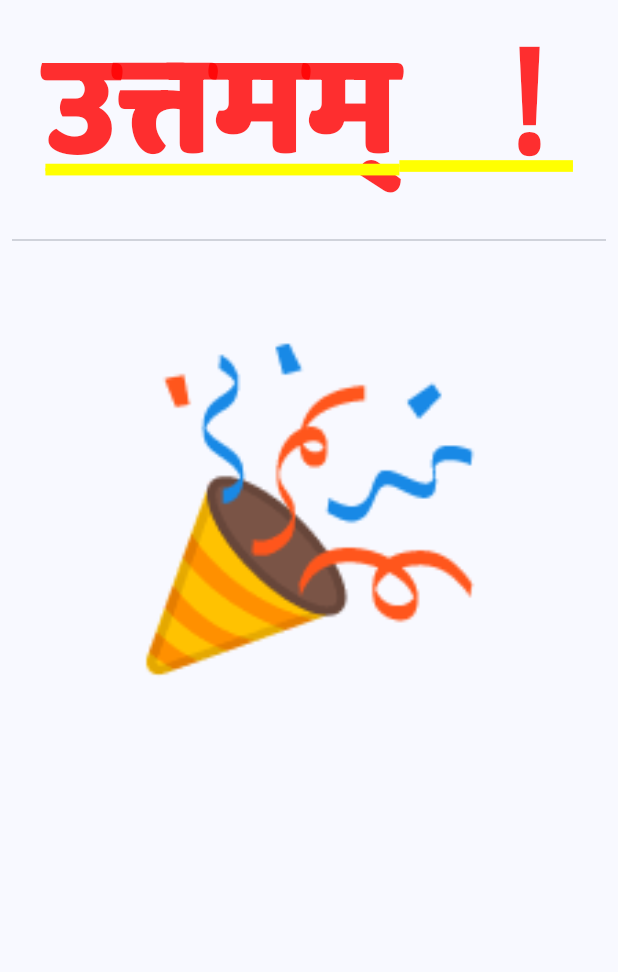
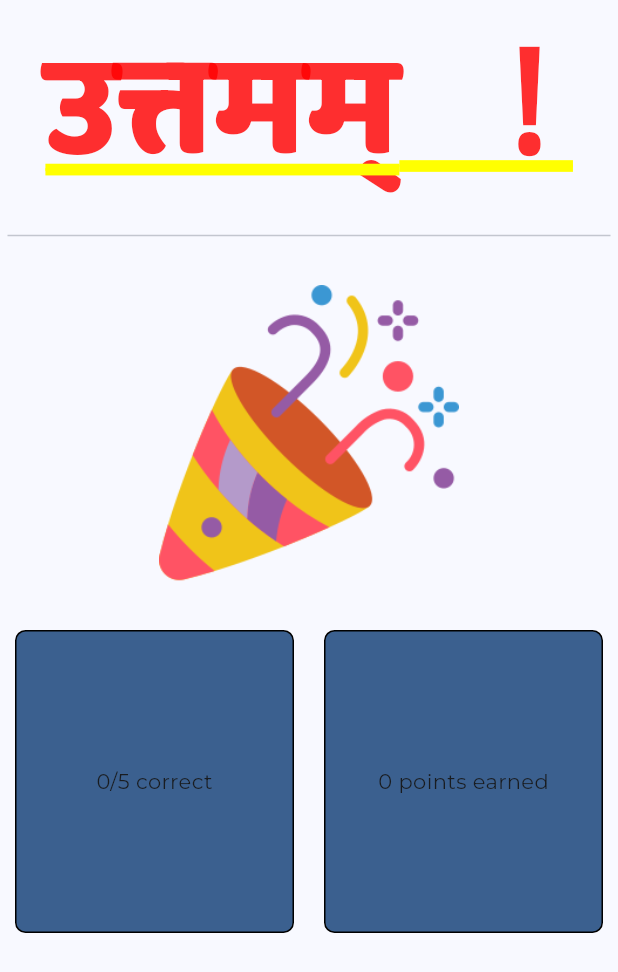
Before and after one commit to JishnuM5/5MinuteSanskrit, a Flutter app: the SummaryPage screen opened directly, on a phone screen of 412 x 824 dp. Shown: the top 972 px of the screen. Run offline on Flutter 3.47's test engine with Material 3 defaults, Android fonts, the phone set to English and light mode, and no system bars; our stand-ins replace animated_text_kit, cloud_firestore, firebase_core, google_fonts; accounts and stored records are empty.

```diff
--- a/lib/classes.dart
+++ b/lib/classes.dart
@@ -5,7 +5,7 @@ class Question {
   final List<String> answers;
   final int correctIndex;
 
-  Question({
+  const Question({
     required this.question,
     required this.answers,
     required this.correctIndex,
@@ -17,7 +17,7 @@ class Question {
 class Quiz {
   final List<Question> questions;
   final String name;
-  int quizPoints = 0;
+  // int quizPoints = 0;
 
-  Quiz({required this.questions, required this.name});
+  const Quiz({required this.questions, required this.name});
 }
--- a/lib/quiz_page.dart
+++ b/lib/quiz_page.dart
@@ -1,12 +1,15 @@
 import 'package:flutter/material.dart';
 import 'package:provider/provider.dart';
-import 'package:sanskrit_web_app/main.dart';
+import 'package:firebase_core/firebase_core.dart';
+import 'package:cloud_firestore/cloud_firestore.dart';
+import 'main.dart';
 import 'classes.dart';
+import 'themes.dart';
 
 // This class contains app states, specifically for the quiz, lifted out of the widget tree
 class MyQuizState extends ChangeNotifier {
   // A sample quiz.
-  final quiz = Quiz(
+  final quiz = const Quiz(
     name: "Sample Quiz",
     questions: [
       Question(
@@ -36,20 +39,19 @@ class MyQuizState extends ChangeNotifier {
   bool _ansSubmitted = false;
   int currentQ = 0;
   int points = 0;
+  int correctQs = 0;
   bool showSummary = false;
-
-  void _addPoints(int numPoints) {
-    if (_selectedIndex == quiz.questions[currentQ].correctIndex) {
-      points += numPoints;
-    }
-  }
 
   void _onAnsSelected(int index) {
     _selectedIndex = index;
     notifyListeners();
   }
 
-  void _onAnsSubmitted() {
+  void _onAnsSubmitted(int numPoints) {
+    if (_selectedIndex == quiz.questions[currentQ].correctIndex) {
+      points += numPoints;
+      correctQs++;
+    }
     _ansSubmitted = true;
     notifyListeners();
   }
@@ -91,8 +93,6 @@ class _QuizPageState extends State<QuizPage> {
             constraints: BoxConstraints(
                 minWidth: constraints.maxWidth,
                 minHeight: constraints.maxHeight),
-            child: Padding(
-              padding: const EdgeInsets.all(10.0),
             child: IntrinsicHeight(
               child: Column(
                 mainAxisSize: MainAxisSize.max,
@@ -134,13 +134,13 @@ class _QuizPageState extends State<QuizPage> {
                         padding: const EdgeInsets.all(10.0),
                         child: OutlinedButton(
                           // If a question option isn't selected, you can't click submit.
-                            // If an option is selected, it will add 5 points if the answer is correct and reset the question page.
+                          // If an option is selected, it will submit the answer and add 5 points if the it's is correct
+                          // If answer has already been submitted, this button will reset the question page and move on to the next question.
                           onPressed: (watchState._selectedIndex == -1)
                               ? null
                               : () => {
                                     if (readState._ansSubmitted)
                                       {
-                                          readState._addPoints(5),
                                         readState.reset(),
                                         if (watchState.showSummary)
                                           {
@@ -150,7 +150,7 @@ class _QuizPageState extends State<QuizPage> {
                                           }
                                       }
                                     else
-                                        {readState._onAnsSubmitted()}
+                                      {readState._onAnsSubmitted(5)}
                                   },
                           style: OutlinedButton.styleFrom(
                             side: watchState._selectedIndex == -1
@@ -168,7 +168,6 @@ class _QuizPageState extends State<QuizPage> {
                     ],
                   ),
                 ],
-                ),
               ),
             ),
           ),
@@ -271,17 +270,44 @@ class SummaryPage extends StatelessWidget {
                   DefaultTextStyle.of(context).style.apply(fontSizeFactor: 2.0),
             ),
             const Padding(
-              padding: EdgeInsets.all(8.0),
+              padding: EdgeInsets.all(5.0),
               child: Divider(),
             ),
             const Padding(
               padding: EdgeInsets.all(20.0),
-              //IMAGE HERE
-              child: Text(
-                "🎉",
-                style: TextStyle(fontSize: 200),
+              child: Image(
+                image: AssetImage('assets/party-popper.png'),
+                height: 200,
               ),
             ),
+            Row(
+              children: [
+                Expanded(
+                  child: Padding(
+                    padding: const EdgeInsets.all(10.0),
+                    child: InkWellBox(
+                      maxWidth: 400,
+                      maxHeight: 200,
+                      child: Text(
+                          "${context.read<MyQuizState>().correctQs}/5 correct"),
+                      onTap: () {},
+                    ),
+                  ),
+                ),
+                Expanded(
+                  child: Padding(
+                    padding: const EdgeInsets.all(10.0),
+                    child: InkWellBox(
+                      maxWidth: 400,
+                      maxHeight: 200,
+                      child: Text(
+                          "${context.read<MyQuizState>().points} points earned"),
+                      onTap: () {},
+                    ),
+                  ),
+                ),
+              ],
+            )
           ],
         ),
       ),
--- a/lib/themes.dart
+++ b/lib/themes.dart
@@ -1,3 +1,5 @@
+// This class contains the theme, logo, and other important values/widgets used throughout the app
+
 import 'package:flutter/material.dart';
 import 'package:google_fonts/google_fonts.dart';
 
@@ -28,3 +30,42 @@ final logo = RichText(
     ],
   ),
 );
+
+class InkWellBox extends StatelessWidget {
+  const InkWellBox(
+      {super.key,
+      required this.maxWidth,
+      required this.maxHeight,
+      required this.child,
+      this.onTap});
+
+  final double maxWidth;
+  final double maxHeight;
+  final Widget child;
+  final void Function()? onTap;
+
+  @override
+  Widget build(BuildContext context) {
+    return InkWell(
+      onTap: onTap,
+      highlightColor: Colors.blueGrey.withOpacity(0.2),
+      splashColor: Colors.blueGrey.withOpacity(0.5),
+      child: Ink(
+        decoration: BoxDecoration(
+          border: Border.all(
+            color: Colors.black,
+          ),
+          borderRadius: const BorderRadius.all(Radius.circular(7)),
+          color: Theme.of(context).primaryColor,
+        ),
+        child: Container(
+          constraints:
+              BoxConstraints.tightFor(width: maxWidth, height: maxHeight),
+          padding: const EdgeInsets.all(15.0),
+          alignment: Alignment.center,
+          child: child,
+        ),
+      ),
+    );
+  }
+}
--- a/pubspec.yaml
+++ b/pubspec.yaml
@@ -38,7 +38,7 @@ dependencies:
   google_fonts: ^6.2.0
   animated_text_kit: ^4.2.2
   firebase_core: ^2.27.2
-  firebase_database: ^10.5.0
+  cloud_firestore: ^4.16.1
 
 
 dev_dependencies:
```
Also changed, not shown: lib/app_bars.dart (+14 -6 lines), lib/main.dart (+69 -29 lines), assets/party-popper.png (added), pubspec.lock, 5 other files. Lines whose indentation alone changed are shown as unchanged.
